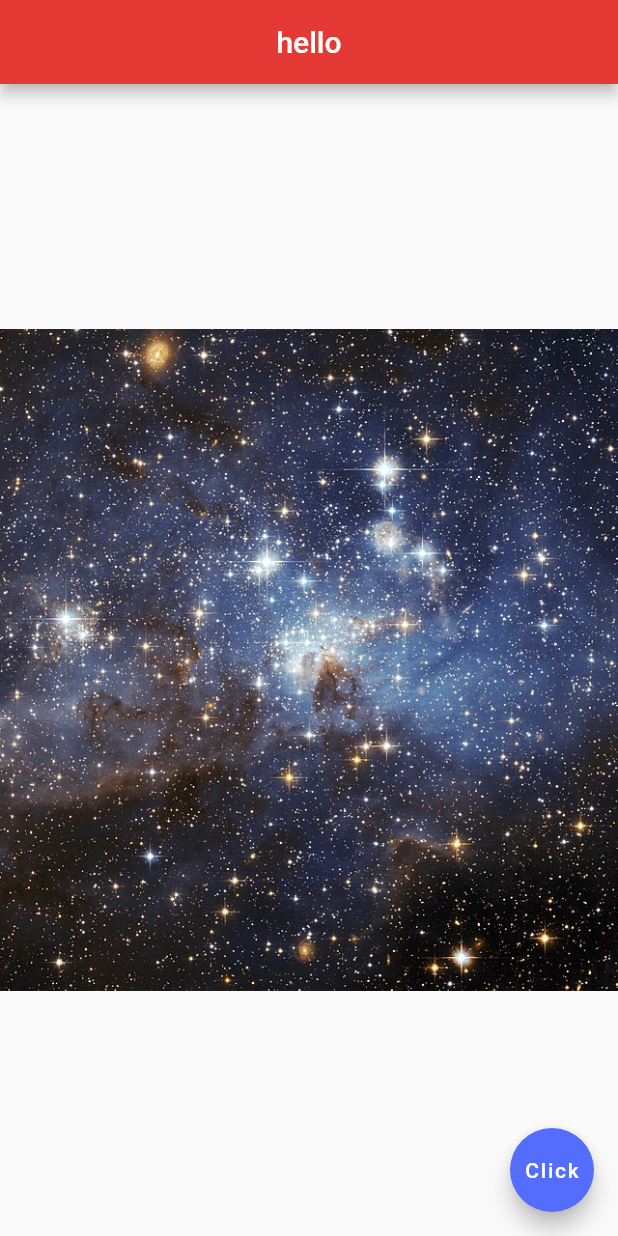
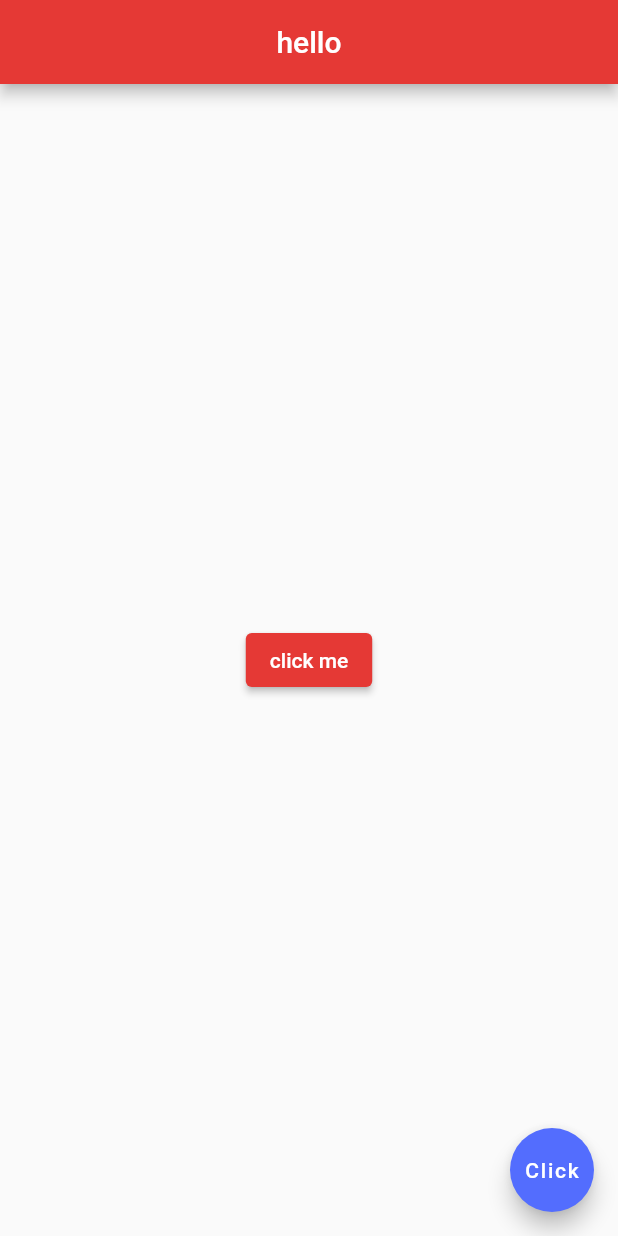
Before and after one commit to Lakshman2806/MobileID, a Flutter app: the screen it shows after launch, on a phone screen of 412 x 824 dp. Run offline on Flutter 3.47's test engine with Material 2 defaults, Android fonts, the phone set to English and light mode, and no system bars.

Commit message:
elevated button

```diff
--- a/lib/main.dart
+++ b/lib/main.dart
@@ -21,8 +21,12 @@ class Home extends StatelessWidget {
         backgroundColor: Colors.red[600],
       ),
       body: Center(
-        child: Image(
-          image: AssetImage('images/img.png'),
+        child: ElevatedButton(
+          onPressed: () {},
+          child: Text("click me"),
+          style: ElevatedButton.styleFrom(
+            backgroundColor: Colors.red[600]
+          ),
         )
       ),
       floatingActionButton: FloatingActionButton(onPressed: null,
```
